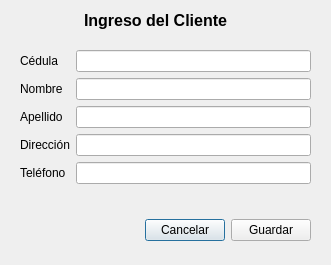
Old version of the form agregarclientewindow.ui in the repository stsewd/polideportivo.
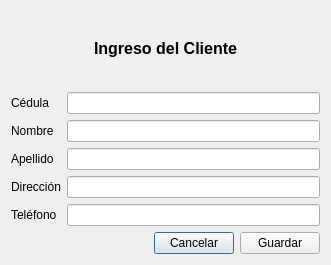
New version of the form.

Commit message: Ventana empleado

Diff of the .ui file:
```diff
--- a/agregarclientewindow.ui
+++ b/agregarclientewindow.ui
@@ -13,15 +13,15 @@
   <property name="windowTitle">
    <string>Dialog</string>
   </property>
-  <widget class="QWidget" name="layoutWidget">
-   <property name="geometry">
-    <rect>
-     <x>20</x>
-     <y>50</y>
-     <width>291</width>
-     <height>191</height>
-    </rect>
-   </property>
+  <layout class="QGridLayout" name="gridLayout">
+   <item row="0" column="0">
+    <widget class="QLabel" name="label_8">
+     <property name="text">
+      <string>&lt;html&gt;&lt;head/&gt;&lt;body&gt;&lt;p align=&quot;center&quot;&gt;&lt;span style=&quot; font-size:12pt; font-weight:600;&quot;&gt;Ingreso del Cliente&lt;/span&gt;&lt;/p&gt;&lt;/body&gt;&lt;/html&gt;</string>
+     </property>
+    </widget>
+   </item>
+   <item row="1" column="0">
    <layout class="QVBoxLayout" name="verticalLayout">
     <item>
      <layout class="QFormLayout" name="formLayout">
@@ -109,20 +109,8 @@
      </layout>
     </item>
    </layout>
-  </widget>
-  <widget class="QLabel" name="label_8">
-   <property name="geometry">
-    <rect>
-     <x>40</x>
-     <y>10</y>
-     <width>231</width>
-     <height>21</height>
-    </rect>
-   </property>
-   <property name="text">
-    <string>&lt;html&gt;&lt;head/&gt;&lt;body&gt;&lt;p align=&quot;center&quot;&gt;&lt;span style=&quot; font-size:12pt; font-weight:600;&quot;&gt;Ingreso del Cliente&lt;/span&gt;&lt;/p&gt;&lt;/body&gt;&lt;/html&gt;</string>
-   </property>
-  </widget>
+   </item>
+  </layout>
  </widget>
  <resources/>
  <connections/>
```
Lines whose indentation alone changed are shown as unchanged. The commit also changes 2 other files.
